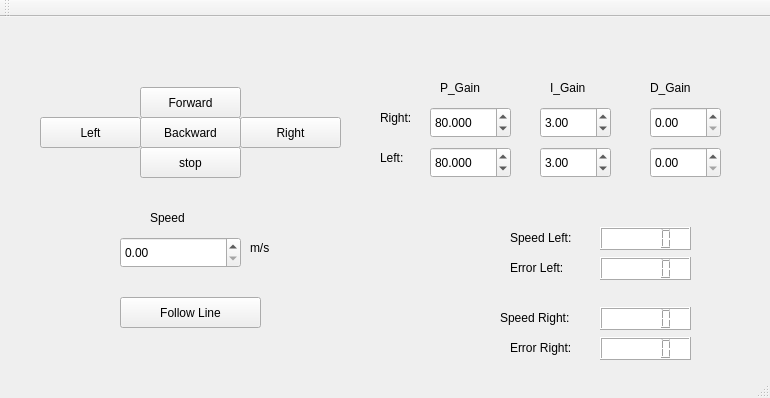
eneles91/ProgMechSys, file Roboter_GUI/mainwindow.ui: the form before one commit.
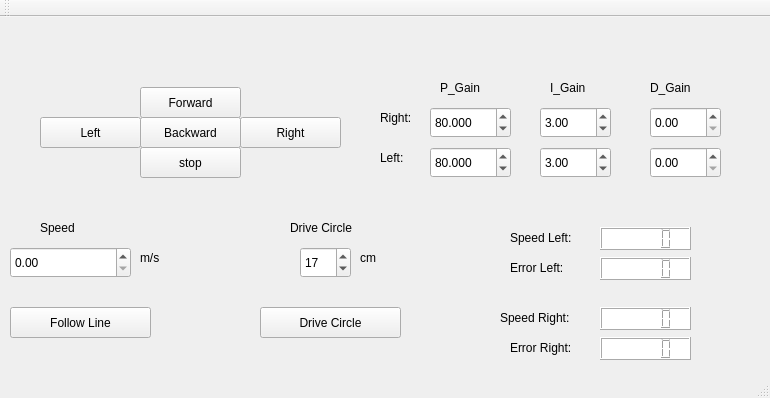
The form after the commit.

Commit message: Method drive circle

```diff
--- a/Roboter_GUI/mainwindow.ui
+++ b/Roboter_GUI/mainwindow.ui
@@ -82,8 +82,8 @@
    <widget class="QLabel" name="label">
     <property name="geometry">
      <rect>
-      <x>150</x>
-      <y>190</y>
+      <x>40</x>
+      <y>200</y>
       <width>68</width>
       <height>21</height>
      </rect>
@@ -95,8 +95,8 @@
    <widget class="QPushButton" name="btn_followLine">
     <property name="geometry">
      <rect>
-      <x>120</x>
-      <y>280</y>
+      <x>10</x>
+      <y>290</y>
       <width>141</width>
       <height>31</height>
      </rect>
@@ -108,8 +108,8 @@
    <widget class="QDoubleSpinBox" name="btn_speed">
     <property name="geometry">
      <rect>
-      <x>120</x>
-      <y>220</y>
+      <x>10</x>
+      <y>230</y>
       <width>121</width>
       <height>31</height>
      </rect>
@@ -118,8 +118,8 @@
    <widget class="QLabel" name="label_2">
     <property name="geometry">
      <rect>
-      <x>250</x>
-      <y>220</y>
+      <x>140</x>
+      <y>230</y>
       <width>31</width>
       <height>21</height>
      </rect>
@@ -954,6 +954,61 @@
      <string>Left:</string>
     </property>
    </widget>
+   <widget class="QLabel" name="label_12">
+    <property name="geometry">
+     <rect>
+      <x>290</x>
+      <y>200</y>
+      <width>91</width>
+      <height>21</height>
+     </rect>
+    </property>
+    <property name="text">
+     <string>Drive Circle</string>
+    </property>
+   </widget>
+   <widget class="QDoubleSpinBox" name="btn_radius">
+    <property name="geometry">
+     <rect>
+      <x>300</x>
+      <y>230</y>
+      <width>51</width>
+      <height>31</height>
+     </rect>
+    </property>
+    <property name="decimals">
+     <number>0</number>
+    </property>
+    <property name="value">
+     <double>17.000000000000000</double>
+    </property>
+   </widget>
+   <widget class="QLabel" name="label_13">
+    <property name="geometry">
+     <rect>
+      <x>360</x>
+      <y>230</y>
+      <width>31</width>
+      <height>21</height>
+     </rect>
+    </property>
+    <property name="text">
+     <string>cm</string>
+    </property>
+   </widget>
+   <widget class="QPushButton" name="btn_driveCircle">
+    <property name="geometry">
+     <rect>
+      <x>260</x>
+      <y>290</y>
+      <width>141</width>
+      <height>31</height>
+     </rect>
+    </property>
+    <property name="text">
+     <string>Drive Circle</string>
+    </property>
+   </widget>
   </widget>
   <widget class="QToolBar" name="mainToolBar">
    <attribute name="toolBarArea">
```
The commit also changes 14 other files.
